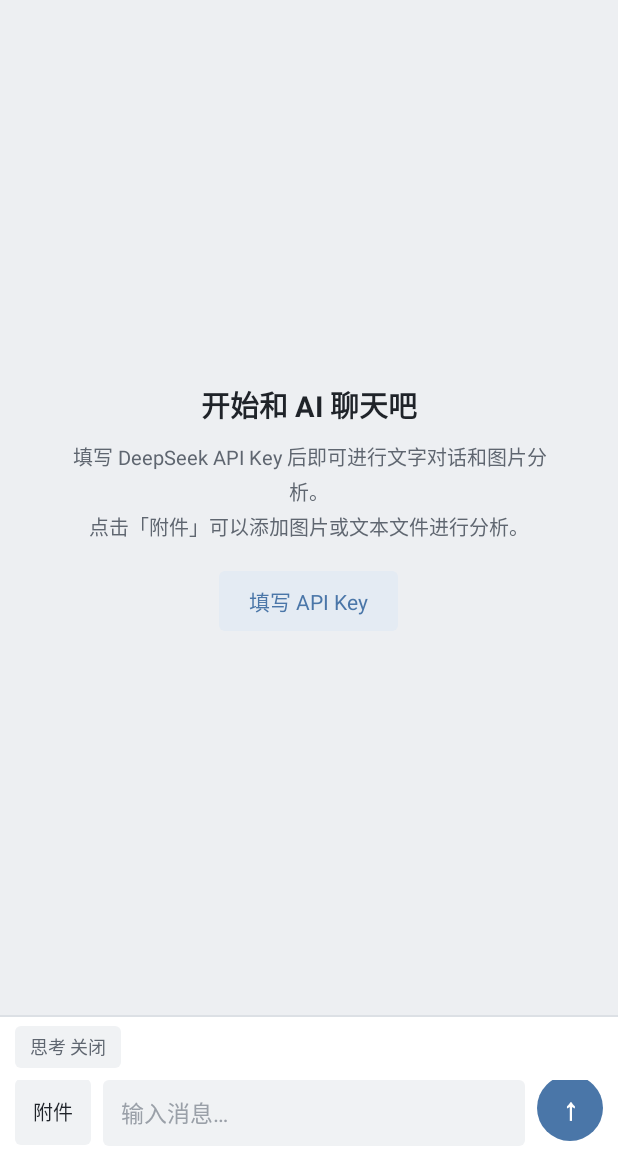
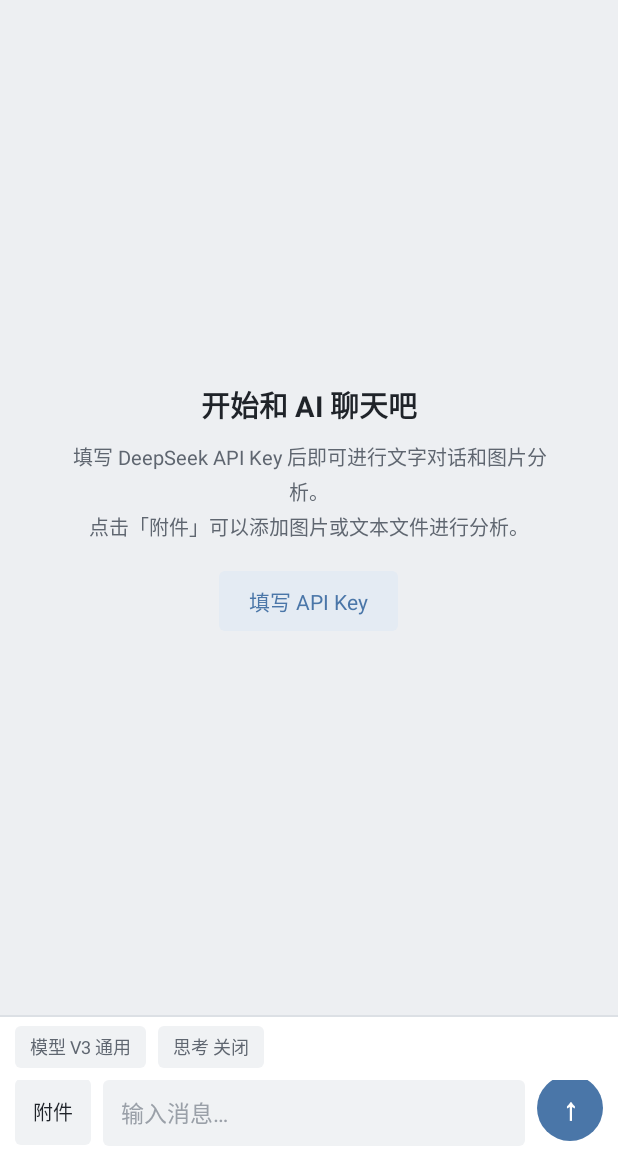
Before and after one commit to liqirui1145/RuiDSChat, an Android app: the layout activity_main.xml on its own in the app's theme, with its tools: preview values and no code run, on a phone screen of 412 x 824 dp, the part 78-1236 px from its top. Run offline under Robolectric (Android 15) with nearby library versions, the phone set to English and light mode, and no system bars.

Commit message:
v2.5：对话内可切换 DeepSeek 模型
- 输入区新增模型选择 chip，支持 deepseek-chat 与 deepseek-reasoner 一键切换
- 支持填写自定义模型标识，兼容第三方 OpenAI 格式接口
- 选择立即作用于下一次提问，并持久记忆
- 切换模型后同步刷新 chip 文案

```diff
--- a/app/src/main/res/layout/activity_main.xml
+++ b/app/src/main/res/layout/activity_main.xml
@@ -216,6 +216,19 @@
             android:paddingLeft="10dp"
             android:paddingRight="10dp"
             android:paddingTop="6dp">
+
+            <TextView
+                android:id="@+id/model_button"
+                android:layout_width="wrap_content"
+                android:layout_height="28dp"
+                android:layout_marginRight="8dp"
+                android:background="@drawable/bg_chip"
+                android:gravity="center"
+                android:paddingLeft="10dp"
+                android:paddingRight="10dp"
+                android:text="模型 V3 通用"
+                android:textColor="@color/text_secondary"
+                android:textSize="12sp" />
 
             <TextView
                 android:id="@+id/thinking_button"
```
Also changed, not shown: app/src/main/java/com/aichat/assistant/MainActivity.java (+94 -0 lines).
